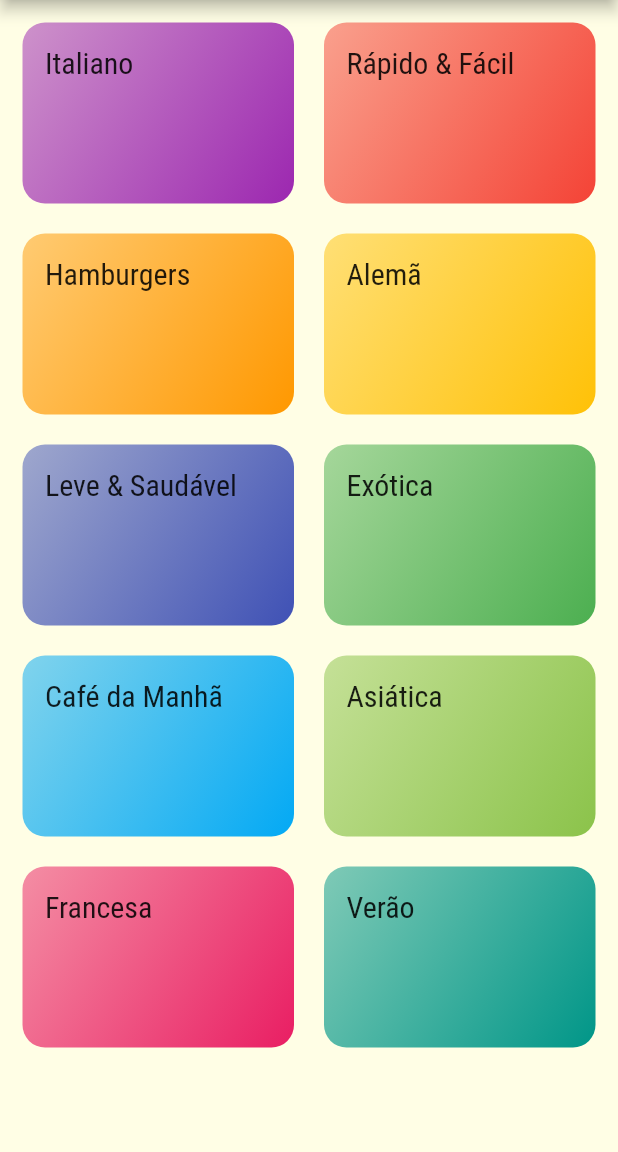
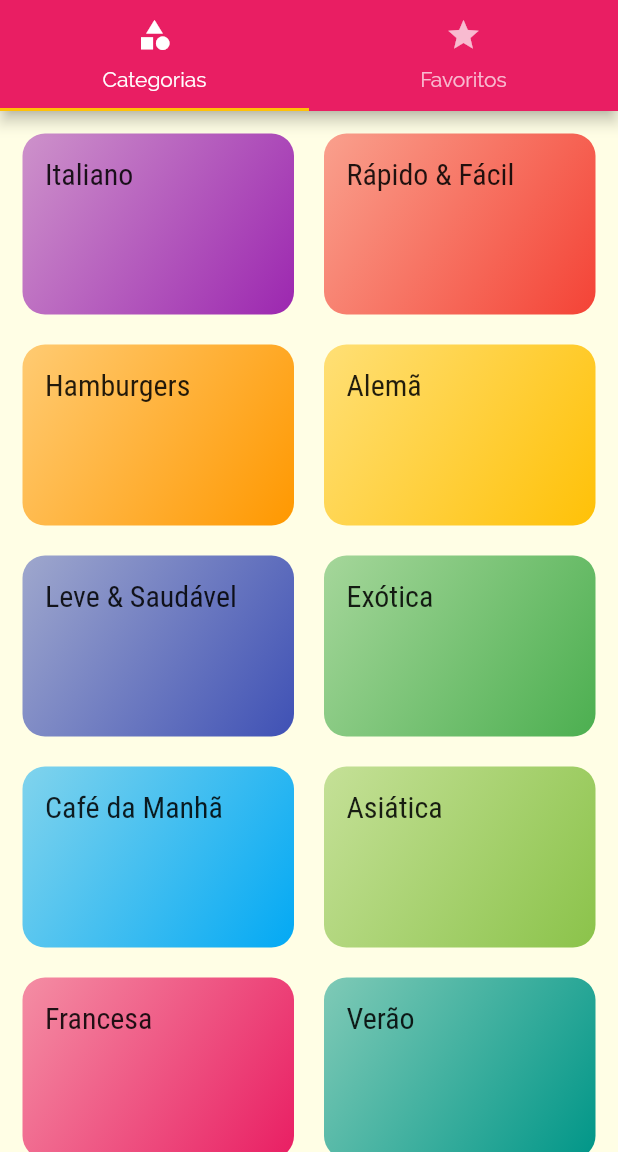
Before and after one commit to carlosrjr/Meals, a Flutter app: the screen it shows after launch, on a phone screen of 412 x 824 dp, the part 84-1236 px from its top. Run offline on Flutter 3.47's test engine with Material 2 defaults, Android fonts, the phone set to English and light mode, and no system bars.

Commit message:
[ADD] Adicionando tabs de navegaçao

```diff
--- a/lib/main.dart
+++ b/lib/main.dart
@@ -2,6 +2,7 @@ import 'package:flutter/material.dart';
 import 'package:meals/screens/categories_meals_screen.dart';
 import 'package:meals/screens/categories_screen.dart';
 import 'package:meals/screens/meal_detail_screen.dart';
+import 'package:meals/screens/tabs_screen.dart';
 import 'package:meals/utils/app_routes.dart';
 
 void main() => runApp(MyApp());
@@ -26,7 +27,7 @@ class MyApp extends StatelessWidget {
             ),
       ),
       routes: {
-        AppRoutes.HOME: (ctx) => CategoriesScreen(),
+        AppRoutes.HOME: (ctx) => TabsScreen(),
         AppRoutes.CATEGORIES_MEALS: (ctx) => CategoriesMealsScreen(),
         AppRoutes.MEAL_DETAIL: (ctx) => MealDetailScreen(),
       },
--- a/lib/screens/categories_screen.dart
+++ b/lib/screens/categories_screen.dart
@@ -5,11 +5,7 @@ import 'package:meals/data/dummy_data.dart';
 class CategoriesScreen extends StatelessWidget {
   @override
   Widget build(BuildContext context) {
-    return Scaffold(
-      appBar: AppBar(
-        title: Text("Vamos Cozinhar?"),
-      ),
-      body: GridView(
+    return GridView(
       padding: const EdgeInsets.all(15),
       gridDelegate: SliverGridDelegateWithMaxCrossAxisExtent(
         maxCrossAxisExtent: 200,
@@ -20,7 +16,6 @@ class CategoriesScreen extends StatelessWidget {
       children: DUMMY_CATEGORIES.map((cat) {
         return CategoryItem(cat);
       }).toList(),
-      ),
     );
   }
 }
--- /dev/null
+++ b/lib/screens/favorite_screen.dart
@@ -0,0 +1,10 @@
+import 'package:flutter/material.dart';
+
+class FavoriteScreen extends StatelessWidget {
+  @override
+  Widget build(BuildContext context) {
+    return Center(
+      child: Text('Minhas refeições favoritas'),
+    );
+  }
+}
--- /dev/null
+++ b/lib/screens/tabs_screen.dart
@@ -0,0 +1,36 @@
+import 'package:flutter/material.dart';
+import 'package:meals/screens/categories_screen.dart';
+import 'package:meals/screens/favorite_screen.dart';
+
+class TabsScreen extends StatelessWidget {
+  @override
+  Widget build(BuildContext context) {
+    return DefaultTabController(
+      length: 2,
+      initialIndex: 0,
+      child: Scaffold(
+        appBar: AppBar(
+          title: Text('Vamos Cozinhar?'),
+          bottom: TabBar(
+            tabs: [
+              Tab(
+                icon: Icon(Icons.category),
+                text: 'Categorias',
+              ),
+              Tab(
+                icon: Icon(Icons.star),
+                text: 'Favoritos',
+              ),
+            ],
+          ),
+        ),
+        body: TabBarView(
+          children: <Widget>[
+            CategoriesScreen(),
+            FavoriteScreen(),
+          ],
+        ),
+      ),
+    );
+  }
+}
```
Lines whose indentation alone changed are shown as unchanged.
